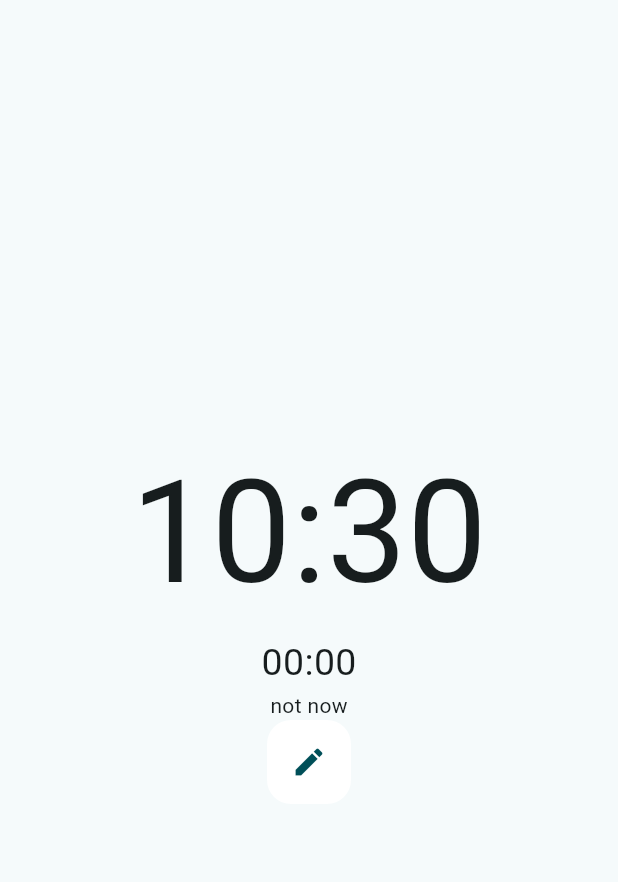
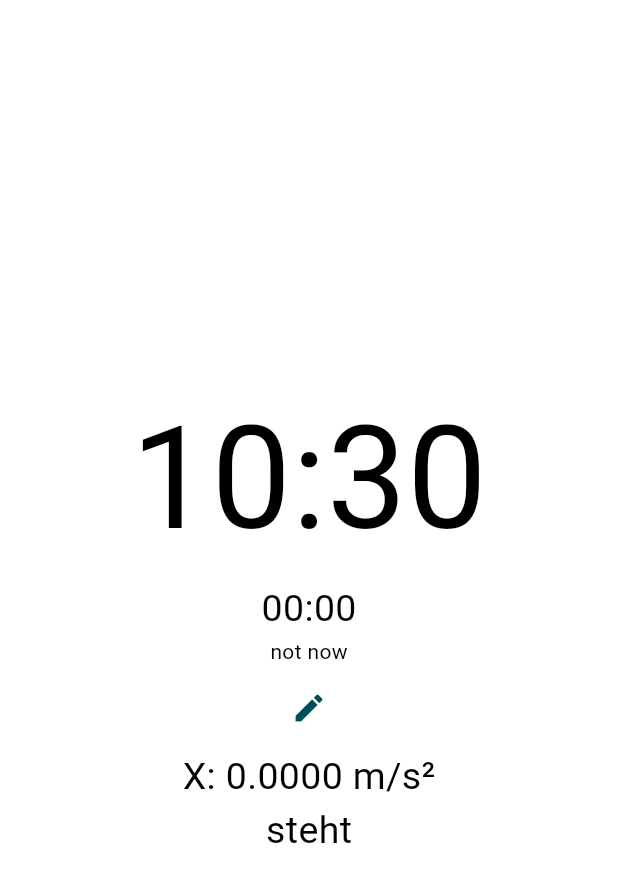
Before and after one commit to dsaemii/wecker, a Flutter app: the screen it shows after launch, on a phone screen of 412 x 824 dp. Shown: the top 882 px of the screen. Run offline on Flutter 3.47's test engine with Material 2 defaults, Android fonts, the phone set to English and light mode, and no system bars; our stand-ins replace sensors_plus.

Commit message:
Added color adaption based on position

```diff
--- a/lib/main.dart
+++ b/lib/main.dart
@@ -1,4 +1,5 @@
 import 'package:flutter/material.dart';
+import 'package:sensors_plus/sensors_plus.dart';
 import 'dart:async';
 
 void main() {
@@ -30,11 +31,38 @@
 }
 
 class _MyHomePageState extends State<MyHomePage> {
+  // alarm
   String now = "00:00";
   String alarm = "00:00";
   String alarmnow = "not now";
   Timer? timer;
+  // position
+  bool isFlat = false;
+  double sensorX = 0.0;
+  // color
+  Color backgroundColor = Colors.white;
 
+
+  // gyroscope listener
+  void _handleGyroscopeEvents() {
+    gyroscopeEvents.listen((GyroscopeEvent event) {
+      // nur x relevant
+      bool flat = false;
+      double x =  event.x * 9.81 * 100;
+
+      if (x < 20 && x > -17) {
+        flat = true;
+      } else {
+        flat = false;
+      }
+
+      setState(() {
+        sensorX = x;
+        isFlat = flat;
+        backgroundColor = isFlat ? Colors.black : Colors.white;
+      });
+    });
+  }
 
   void setTime() {
     setState(() {
@@ -77,6 +105,7 @@
   void initState() {
     super.initState();
     startTimer();
+    _handleGyroscopeEvents();
   }
 
   @override
@@ -92,7 +121,7 @@
       initialEntryMode: TimePickerEntryMode.input, // set to input (text) entry mode
       builder: (BuildContext context, Widget? child) {
         return MediaQuery(
-          // override the default 12-hour format
+          // override default 12-hour format
           data: MediaQuery.of(context).copyWith(alwaysUse24HourFormat: true),
           child: child!,
         );
@@ -109,39 +138,54 @@
   @override
   Widget build(BuildContext context) {
     return Scaffold(
+      backgroundColor: backgroundColor,
       body: Center(
         child: Column(
           mainAxisAlignment: MainAxisAlignment.center,
           children: <Widget>[
             Text(
               now,
-              style: TextStyle(fontSize: 95),
+              style: TextStyle(
+                fontSize: 95,
+                color: isFlat ? Colors.white : Colors.black,
+              ),
             ),
             Text(
               alarm,
-              style: TextStyle(fontSize: 25),
+              style: TextStyle(
+                fontSize: 25,
+                color: isFlat ? Colors.white : Colors.black,
               ),
-            Text(alarmnow),
-            FloatingActionButton(
-              onPressed: _showEditDialog,
-              backgroundColor: Colors.white,
-              // hforegroundColor: Colors.black,
-              elevation: 0,
-              child:
-                /*'einstellen',
-                style: TextStyle(fontSize: 24),*/
-                const Icon(Icons.edit),
             ),
+            Text(alarmnow, style: TextStyle(color: isFlat ? Colors.white : Colors.black,)),
+
+            AnimatedOpacity(
+              opacity: isFlat ? 0.0 : 1.0,
+              duration: Duration(milliseconds: 1),
+              child: FloatingActionButton (
+                onPressed: _showEditDialog,
+                backgroundColor: Colors.white,
+                elevation: 0,
+                child: const Icon(Icons.edit),
+            ),
+            ),
+            Text(
+              'X: ' + sensorX.toStringAsFixed(4) + ' m/s²',
+              style: TextStyle(
+                fontSize: 25,
+                color: isFlat ? Colors.white : Colors.black,
+                ),
+            ),
+            Text(
+              isFlat ? "liegt" : "steht",
+              style: TextStyle(
+                fontSize: 25,
+                color: isFlat ? Colors.white : Colors.black,
+                ),
+            )
           ],
         ),
       ),
     );
   }
-  /*floatingActionButton: FloatingActionButton(
-        onPressed: _showEditDialog,
-        tooltip: 'Edit Alarm',
-        child: const Icon(Icons.edit),
-      ),
-    );
-  }*/
 }
--- a/pubspec.yaml
+++ b/pubspec.yaml
@@ -36,6 +36,7 @@ dependencies:
   # Use with the CupertinoIcons class for iOS style icons.
   cupertino_icons: ^1.0.2
   google_fonts: ^5.1.0
+  sensors_plus: ^3.0.2
 
 dev_dependencies:
   flutter_test:
```
Also changed, not shown: pubspec.lock, 1 other file.
